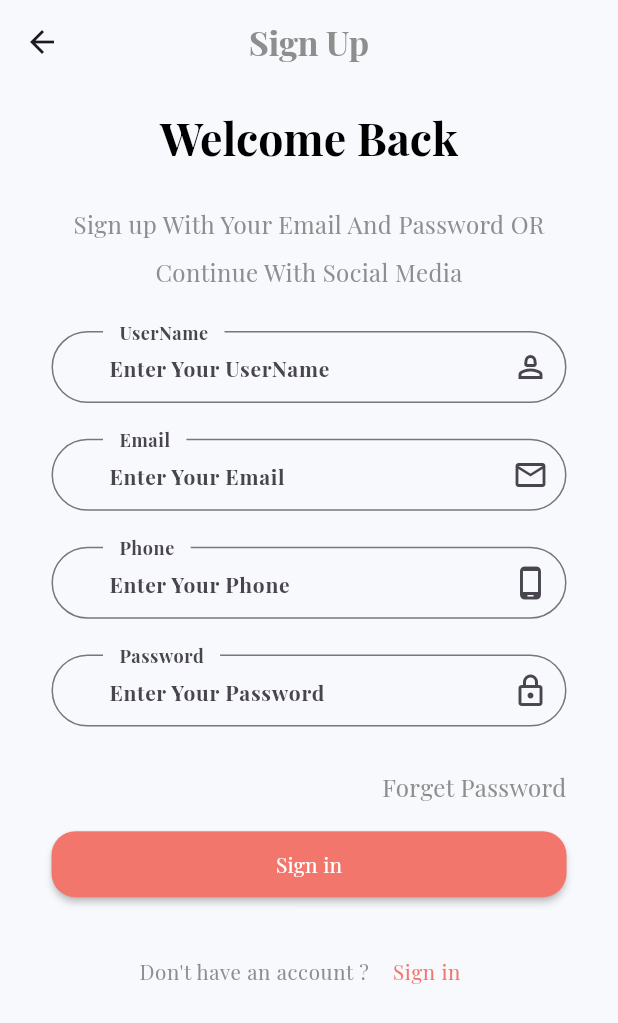
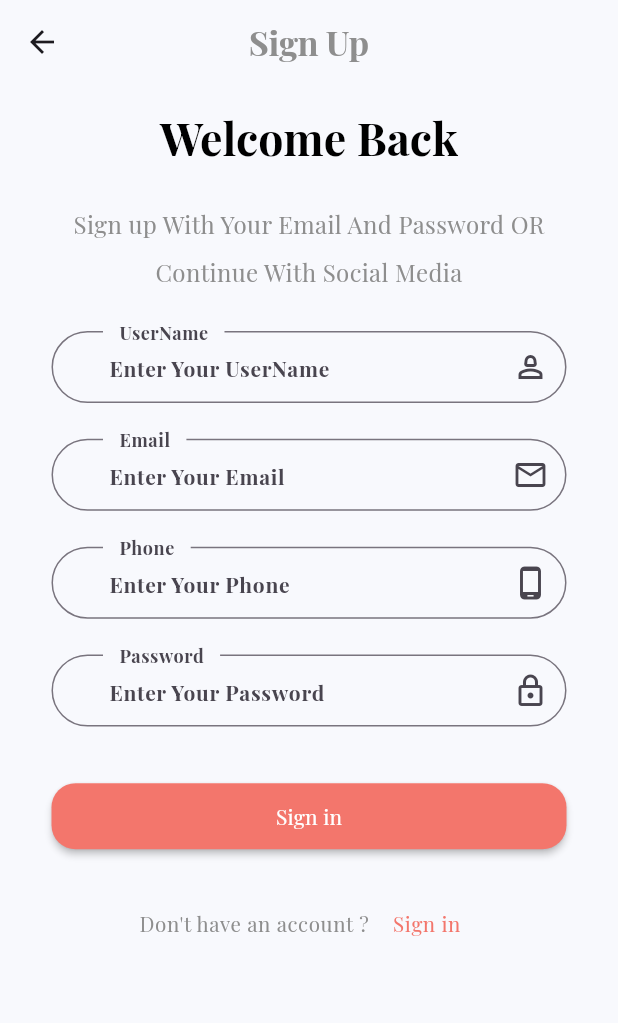
Before and after one commit to MohammedAnwar2/ecommerce-app, a Flutter app: the SignUp screen opened by its route, on a phone screen of 412 x 824 dp. Shown: the top 1023 px of the screen. Run offline on Flutter 3.47's test engine with Material 3 defaults, Android fonts, the light colour scheme and no system bars; our stand-ins replace flutter_screenutil, get, shared_preferences; accounts and stored records are empty; project files that could hold a hidden picture were left out.

Commit message:
Update sign up screen layout spacing

```diff
--- a/lib/view/screen/auth/signup.dart
+++ b/lib/view/screen/auth/signup.dart
@@ -63,13 +63,7 @@ class SignUp extends StatelessWidget {
                 lable: "Password",
                 icon: Icons.lock_outlined,
               ),
-              verticalSizedBox(20),
-              Text(
-                "Forget Password",
-                textAlign: TextAlign.end,
-                style: Theme.of(context).textTheme.bodyMedium,
-              ),
-              verticalSizedBox(10),
+              verticalSizedBox(30),
               CustomAuthButton(
                 text: "Sign in",
                 onPressed: () {},
```
